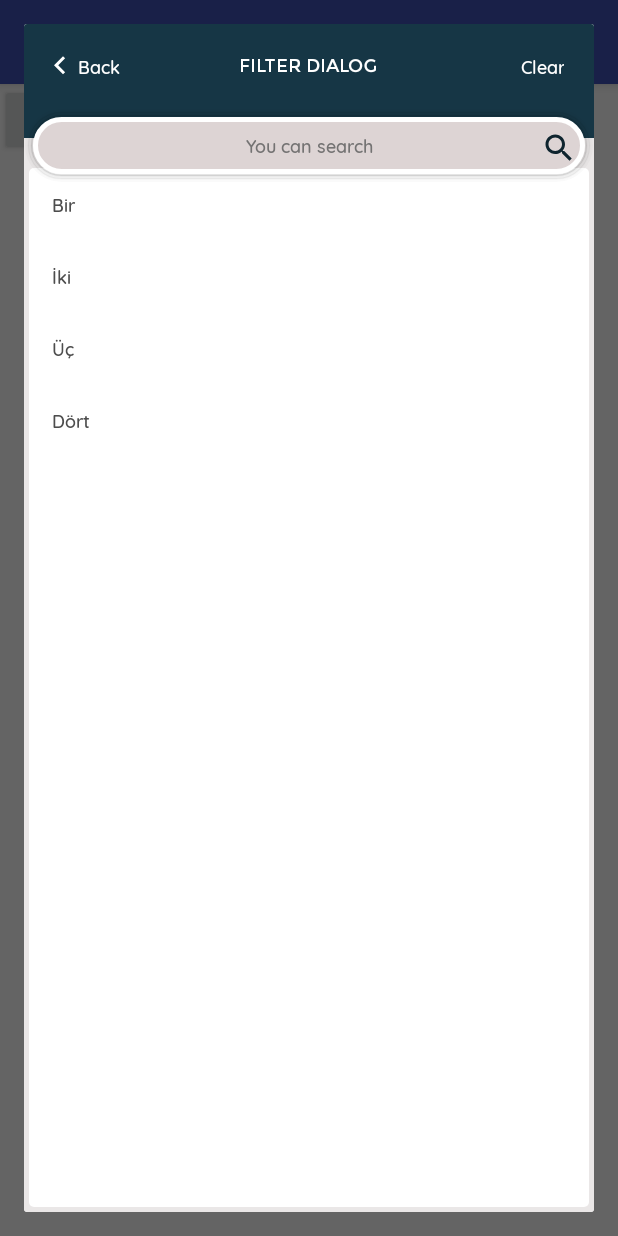
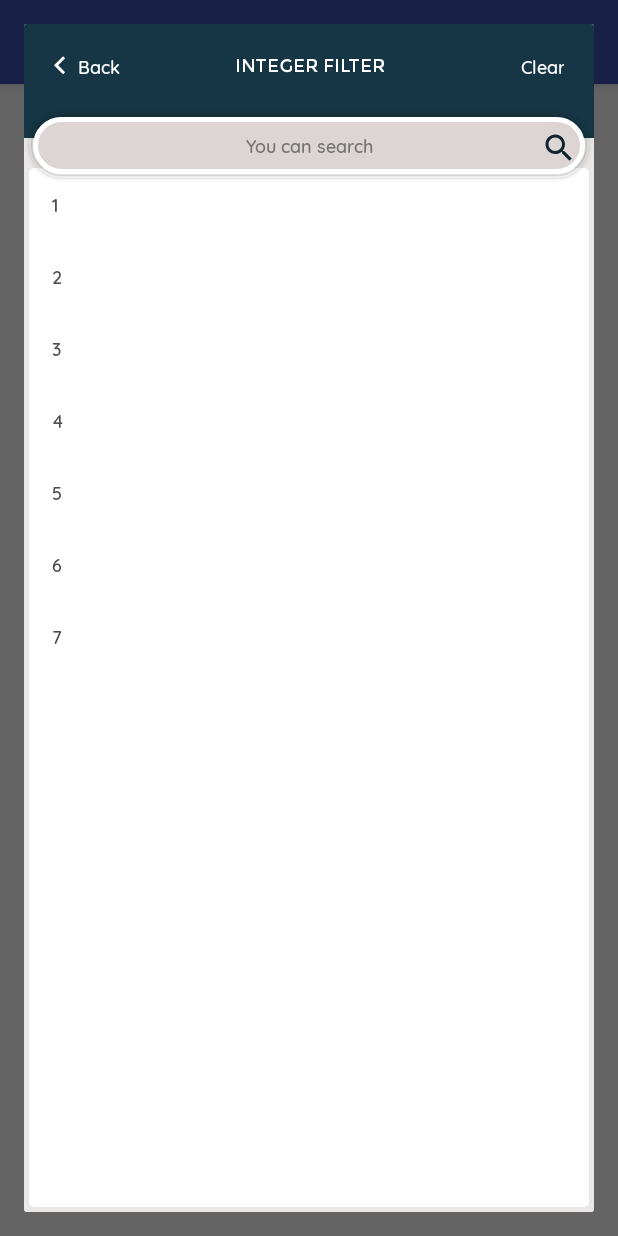
Before and after one commit to barisatalay/filter-dialog-activity, an Android app: the screen it shows after launch (MainActivity), after a tap on "BUTTON", on a phone screen of 412 x 824 dp. Run offline under Robolectric (Android 15) with nearby library versions, the phone set to English and light mode, and no system bars.

Commit message:
Supported List<String,Integer,Boolean,Double,Float>

```diff
--- a/app/src/main/java/com/barisatalay/sample/MainActivity.java
+++ b/app/src/main/java/com/barisatalay/sample/MainActivity.java
@@ -31,7 +31,7 @@ public class MainActivity extends AppCompatActivity {
 
                 final FilterDialog filterDialog = new FilterDialog<mdlPerson>(MainActivity.this);
 
-                filterDialog.setToolbarTitle("Filter Dialog");
+                filterDialog.setToolbarTitle("Model Filter");
                 filterDialog.setSearchBoxHint("You can search");
                 filterDialog.setList(personList);
 
@@ -46,5 +46,60 @@ public class MainActivity extends AppCompatActivity {
         });
 
 
+        findViewById(R.id.button2).setOnClickListener(new View.OnClickListener() {
+            @Override
+            public void onClick(View view) {
+                List<String> stringList = new ArrayList<>();
+                stringList.add("Item 1");
+                stringList.add("Item 2");
+                stringList.add("Item 3");
+                stringList.add("Item 4");
+                stringList.add("Item 5");
+                stringList.add("Item 6");
+                stringList.add("Item 7");
+
+                final FilterDialog filterDialog = new FilterDialog<String>(MainActivity.this);
+
+                filterDialog.setToolbarTitle("String Filter");
+                filterDialog.setSearchBoxHint("You can search");
+                filterDialog.setList(stringList);
+
+                filterDialog.show(new DialogListener() {
+                    @Override
+                    public void onResult(FilterItem selectedItem) {
+                        Toast.makeText(MainActivity.this, "Selected is: " + selectedItem.getName(), Toast.LENGTH_SHORT).show();
+                        filterDialog.dispose();
+                    }
+                });
+            }
+        });
+
+        findViewById(R.id.button3).setOnClickListener(new View.OnClickListener() {
+            @Override
+            public void onClick(View view) {
+                List<Integer> integerList = new ArrayList<>();
+                integerList.add(1);
+                integerList.add(2);
+                integerList.add(3);
+                integerList.add(4);
+                integerList.add(5);
+                integerList.add(6);
+                integerList.add(7);
+
+                final FilterDialog filterDialog = new FilterDialog<Integer>(MainActivity.this);
+
+                filterDialog.setToolbarTitle("Integer Filter");
+                filterDialog.setSearchBoxHint("You can search");
+                filterDialog.setList(integerList);
+
+                filterDialog.show(new DialogListener() {
+                    @Override
+                    public void onResult(FilterItem selectedItem) {
+                        Toast.makeText(MainActivity.this, "Selected is: " + selectedItem.getName(), Toast.LENGTH_SHORT).show();
+                        filterDialog.dispose();
+                    }
+                });
+            }
+        });
     }
 }
--- a/app/src/main/res/layout/activity_main.xml
+++ b/app/src/main/res/layout/activity_main.xml
@@ -10,7 +10,42 @@
         android:id="@+id/button"
         android:layout_width="wrap_content"
         android:layout_height="wrap_content"
+        android:layout_marginEnd="8dp"
+        android:layout_marginStart="8dp"
+        android:layout_marginTop="160dp"
+        android:text="Model List"
+        app:layout_constraintEnd_toEndOf="parent"
+        app:layout_constraintHorizontal_bias="0.501"
+        app:layout_constraintStart_toStartOf="parent"
+        app:layout_constraintTop_toTopOf="parent"
+        tools:ignore="MissingConstraints" />
+
+    <Button
+        android:id="@+id/button2"
+        android:layout_width="wrap_content"
+        android:layout_height="wrap_content"
+        android:layout_marginEnd="8dp"
+        android:layout_marginStart="8dp"
+        android:layout_marginTop="36dp"
+        android:text="String List"
+        app:layout_constraintEnd_toEndOf="parent"
+        app:layout_constraintStart_toStartOf="parent"
+        app:layout_constraintTop_toBottomOf="@+id/button"
+        tools:ignore="MissingConstraints" />
+
+    <Button
+        android:id="@+id/button3"
+        android:layout_width="wrap_content"
+        android:layout_height="wrap_content"
+        android:layout_marginBottom="8dp"
+        android:layout_marginEnd="8dp"
+        android:layout_marginStart="8dp"
+        android:layout_marginTop="28dp"
         android:text="Button"
-        tools:layout_editor_absoluteX="148dp"
-        tools:layout_editor_absoluteY="231dp" />
+        app:layout_constraintBottom_toBottomOf="parent"
+        app:layout_constraintEnd_toEndOf="parent"
+        app:layout_constraintStart_toStartOf="parent"
+        app:layout_constraintTop_toBottomOf="@+id/button2"
+        app:layout_constraintVertical_bias="0.0"
+        tools:text="Integer List" />
 </android.support.constraint.ConstraintLayout>
--- a/filterdialog/src/main/java/com/barisatalay/filterdialog/FilterDialog.java
+++ b/filterdialog/src/main/java/com/barisatalay/filterdialog/FilterDialog.java
@@ -30,6 +30,7 @@ public class FilterDialog<T> implements View.OnClickListener {
     private DialogHolder dialogHolder;
     private String toolbarTitle;
     private String searchBoxHint;
+    private List<Class> simpleDialogFields;
 
     public FilterDialog(Activity mActivity) {
         this.mActivity = mActivity;
@@ -37,6 +38,16 @@ public class FilterDialog<T> implements View.OnClickListener {
         this.filterList = new ArrayList<>();
         this.toolbarTitle = "";
         this.searchBoxHint = "";
+        createSimpleDialogDefination();
+    }
+
+    private void createSimpleDialogDefination() {
+        simpleDialogFields = new ArrayList<>();
+        simpleDialogFields.add(String.class);
+        simpleDialogFields.add(Integer.class);
+        simpleDialogFields.add(Double.class);
+        simpleDialogFields.add(Float.class);
+        simpleDialogFields.add(Boolean.class);
     }
 
     public void setList(List<T> filterList){
@@ -51,22 +62,42 @@ public class FilterDialog<T> implements View.OnClickListener {
      * @param dialogListener : when any row item selected, selected item will be return from interface
      * */
     public void show(String idField, String nameField, DialogListener dialogListener){
+        createDialogHolder();
+        dialogHolder.setListener(dialogListener);
+        setDefaultParameters();
+        dialogHolder.setFilterList(prepareFilterList(idField, nameField));
+
+        alertDialog = alertDialogBuilder.show();
+    }
+
+    /**
+     * When you have List<String,Integer,Boolean,Double,Float> should be use this method
+     * */
+    public void show(DialogListener dialogListener){
+        createDialogHolder();
+        dialogHolder.setListener(dialogListener);
+        setDefaultParameters();
+
+        dialogHolder.setFilterList(prepareFilterList("",""));
+        alertDialog = alertDialogBuilder.show();
+    }
+
+    private void setDefaultParameters() {
+        dialogHolder.setToolbarTitle(toolbarTitle);
+        dialogHolder.setSearchBoxHint(searchBoxHint);
+        dialogHolder.setOnCloseListener(this);
+    }
+
+
+    private void createDialogHolder() {
         LayoutInflater inflater = mActivity.getLayoutInflater();
         View dialogView = inflater.inflate(R.layout.activity_filter_dialog, null);
 
         dialogHolder = new DialogHolder(dialogView);
-        dialogHolder.setListener(dialogListener);
-        dialogHolder.setFilterList(prepareFilterList(idField, nameField));
-        dialogHolder.setToolbarTitle(toolbarTitle);
-        dialogHolder.setSearchBoxHint(searchBoxHint);
-        dialogHolder.setOnCloseListener(this);
-
         alertDialogBuilder.setView(dialogHolder.itemView);
-
-        alertDialog = alertDialogBuilder.show();
     }
 
-    public List<FilterItem> prepareFilterList(String idField, String nameField) {
+    public List<FilterItem> prepareFilterList(String idFieldDef, String nameFieldDef) {
         List<FilterItem> result = new ArrayList<>();
         Iterator iterator = this.filterList.iterator();
 
@@ -75,31 +106,45 @@ public class FilterDialog<T> implements View.OnClickListener {
 
             try {
                 Class aClass = item.getClass();
-                Field field1 = getFieldFromName(aClass, idField);
-                Field field2 = getFieldFromName(aClass, nameField);
-                if (field1 == null) {
+                if(!simpleDialogFields.contains(aClass)) {
+                    //If idFieldDef was not set, nameFieldDef takes its place
+                    if (!idFieldDef.isEmpty())
+                        idFieldDef = nameFieldDef;
+
+                    Field idField = getFieldFromName(aClass, idFieldDef);
+                    Field nameField = getFieldFromName(aClass, nameFieldDef);
+                    if (idField == null) {
                         //Id field not found!
                         Log.e(TAG, "Id field not found!");
                         continue;
                     }
 
-                if (field2 == null) {
+                    if (nameField == null) {
                         //Name field not found!
                         Log.e(TAG, "Name field not found!");
                         continue;
                     }
 
-                Object field1Object = field1.get(item);
-                Object field2Object = field2.get(item);
+                    Object idFieldObject = idField.get(item);
+                    Object nameFieldObject = nameField.get(item);
 
                     //Value null control
-                String code = field1Object!=null?field1Object.toString():"";
-                String name = field2Object!=null?field2Object.toString():"";
+                    String code = idFieldObject != null ? idFieldObject.toString() : "";
+                    String name = nameFieldObject != null ? nameFieldObject.toString() : "";
 
                     result.add(new FilterItem.Builder()
                             .code(code)
                             .name(name)
                             .build());
+                }else{
+                    /**
+                     * For ArrayList<String,Integer,Boolean,Double,Float>
+                     */
+                    result.add(new FilterItem.Builder()
+                            .code(String.valueOf(item))
+                            .name(String.valueOf(item))
+                            .build());
+                }
             } catch (IllegalAccessException e) {
                 if(e.getMessage() != null)
                     Log.e(TAG, e.getMessage());
@@ -135,7 +180,6 @@ public class FilterDialog<T> implements View.OnClickListener {
     public void onClick(View view) {
         if(view.getId() == R.id.toolbar_back){
             dispose();
-
         }
     }
 
```
Lines whose indentation alone changed are shown as unchanged.
